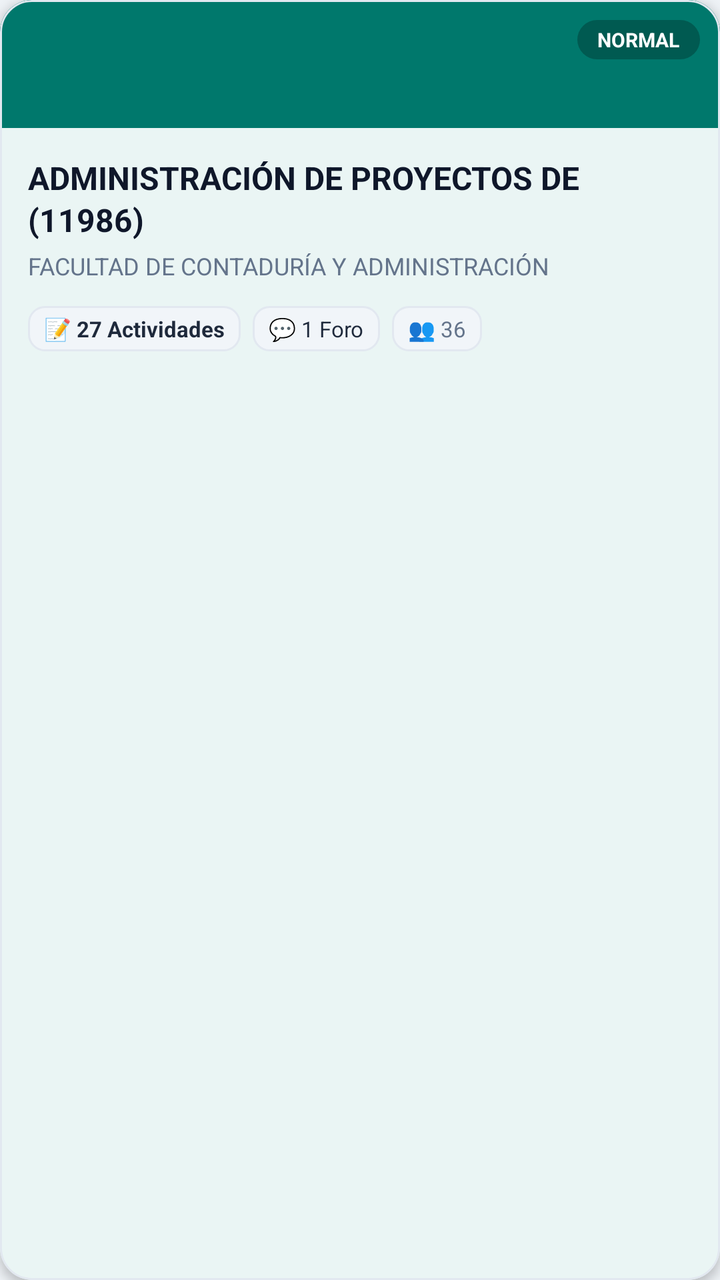
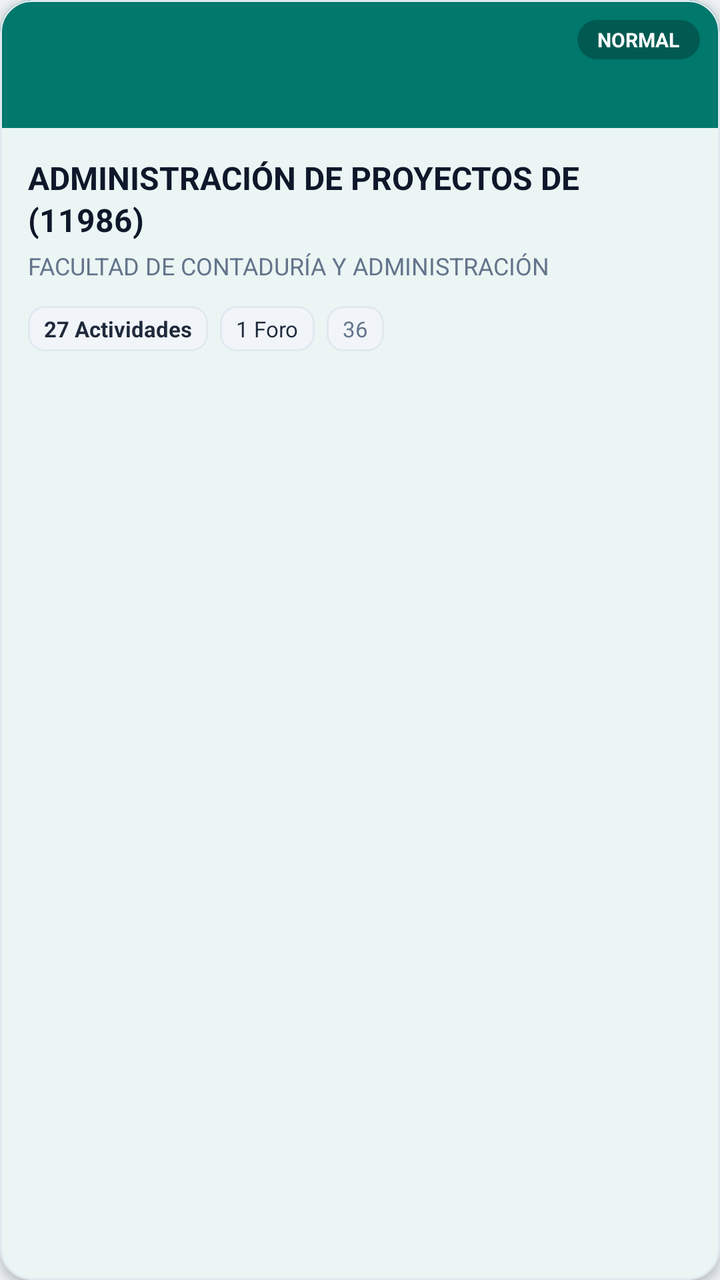

Two renders of the same Android screen: before a commit and after it. Below are the layout's source before the change and the commit's diff.
<!-- AndroidManifest.xml: application theme Theme.Eminus4 -->
<!-- res/layout/item_course_card.xml -->
﻿<?xml version="1.0" encoding="utf-8"?>
<com.google.android.material.card.MaterialCardView xmlns:android="http://schemas.android.com/apk/res/android"
    xmlns:app="http://schemas.android.com/apk/res-auto"
    android:layout_width="match_parent"
    android:layout_height="wrap_content"
    android:layout_marginHorizontal="12dp"
    android:layout_marginVertical="6dp"
    app:cardCornerRadius="16dp"
    app:cardElevation="3dp"
    app:strokeWidth="1dp"
    app:strokeColor="@color/border_subtle"
    app:cardBackgroundColor="@color/bg_card"
    android:clickable="true"
    android:focusable="true">

    <LinearLayout
        android:layout_width="match_parent"
        android:layout_height="wrap_content"
        android:orientation="vertical">

        
        <FrameLayout
            android:id="@+id/cardHeaderBanner"
            android:layout_width="match_parent"
            android:layout_height="64dp"
            android:background="@color/brand_uv_green">

            <ImageView
                android:id="@+id/imgCourseThumbnail"
                android:layout_width="match_parent"
                android:layout_height="match_parent"
                android:scaleType="centerCrop"
                android:visibility="gone" />

            <View
                android:layout_width="match_parent"
                android:layout_height="match_parent"
                android:background="#20000000" />

            <TextView
                android:id="@+id/txtCourseType"
                android:layout_width="wrap_content"
                android:layout_height="wrap_content"
                android:layout_gravity="end|top"
                android:layout_margin="10dp"
                android:background="@drawable/bg_pill_badge"
                android:paddingHorizontal="10dp"
                android:paddingVertical="3dp"
                android:text="NORMAL"
                android:textColor="@color/bg_card"
                android:textSize="10sp"
                android:textStyle="bold" />
        </FrameLayout>

        
        <LinearLayout
            android:layout_width="match_parent"
            android:layout_height="wrap_content"
            android:orientation="vertical"
            android:padding="14dp">

            <TextView
                android:id="@+id/txtCourseTitle"
                android:layout_width="match_parent"
                android:layout_height="wrap_content"
                android:text="ADMINISTRACIÓN DE PROYECTOS DE (11986)"
                android:textColor="@color/text_primary"
                android:textSize="16sp"
                android:textStyle="bold"
                android:lineSpacingExtra="2dp" />

            <TextView
                android:id="@+id/txtCourseDependence"
                android:layout_width="match_parent"
                android:layout_height="wrap_content"
                android:layout_marginTop="4dp"
                android:text="FACULTAD DE CONTADURÍA Y ADMINISTRACIÓN"
                android:textColor="@color/text_secondary"
                android:textSize="12sp" />

            
            <LinearLayout
                android:layout_width="match_parent"
                android:layout_height="wrap_content"
                android:layout_marginTop="12dp"
                android:orientation="horizontal">

                <TextView
                    android:id="@+id/badgeActivities"
                    android:layout_width="wrap_content"
                    android:layout_height="wrap_content"
                    android:background="@drawable/bg_stat_pill"
                    android:paddingHorizontal="8dp"
                    android:paddingVertical="4dp"
                    android:text="📝 27 Actividades"
                    android:textColor="@color/text_title"
                    android:textSize="11sp"
                    android:textStyle="bold" />

                <TextView
                    android:id="@+id/badgeForums"
                    android:layout_width="wrap_content"
                    android:layout_height="wrap_content"
                    android:layout_marginStart="6dp"
                    android:background="@drawable/bg_stat_pill"
                    android:paddingHorizontal="8dp"
                    android:paddingVertical="4dp"
                    android:text="💬 1 Foro"
                    android:textColor="@color/text_title"
                    android:textSize="11sp" />

                <TextView
                    android:id="@+id/badgeStudents"
                    android:layout_width="wrap_content"
                    android:layout_height="wrap_content"
                    android:layout_marginStart="6dp"
                    android:background="@drawable/bg_stat_pill"
                    android:paddingHorizontal="8dp"
                    android:paddingVertical="4dp"
                    android:text="👥 36"
                    android:textColor="@color/text_secondary"
                    android:textSize="11sp" />
            </LinearLayout>

        </LinearLayout>
    </LinearLayout>

</com.google.android.material.card.MaterialCardView>
<!-- resources referenced by this layout -->
<resources>
  <color name="bg_card">#FFFFFF</color>
  <color name="border_subtle">#E2E8F0</color>
  <color name="brand_uv_green">#00897B</color>
  <color name="text_primary">#0F172A</color>
  <color name="text_secondary">#64748B</color>
  <color name="text_title">#1E293B</color>
  <!-- drawable bg_pill_badge (drawable) -->
  <?xml version="1.0" encoding="utf-8"?>
  <shape xmlns:android="http://schemas.android.com/apk/res/android"
      android:shape="rectangle">
      <corners android:radius="12dp" />
      <solid android:color="#40000000" />
  </shape>
  <!-- drawable bg_stat_pill (drawable) -->
  <?xml version="1.0" encoding="utf-8"?>
  <shape xmlns:android="http://schemas.android.com/apk/res/android"
      android:shape="rectangle">
      <corners android:radius="8dp" />
      <solid android:color="#F1F5F9" />
      <stroke android:width="1dp" android:color="#E2E8F0" />
  </shape>
  <style name="Theme.Eminus4" parent="Base.Theme.Eminus4" />
  <style name="Base.Theme.Eminus4" parent="Theme.Material3.DayNight.NoActionBar">
          <item name="colorPrimary">@color/brand_uv_green</item>
          <item name="colorSecondary">#2E7D32</item>
          <item name="android:statusBarColor">@color/status_bar_color</item>
          <item name="android:windowLightStatusBar">true</item>
          <item name="android:windowBackground">@color/bg_screen</item>
          <item name="colorSurface">@color/bg_surface</item>
          <item name="colorSurfaceContainer">@color/bg_card</item>
      </style>
  <color name="status_bar_color">#FFFFFF</color>
  <color name="bg_screen">#EEF2F6</color>
  <color name="bg_surface">#FFFFFF</color>
</resources>

<!-- the commit's change to res/layout/item_course_card.xml (unified diff, before → after) -->
@@ -92,7 +92,7 @@
                     android:background="@drawable/bg_stat_pill"
                     android:paddingHorizontal="8dp"
                     android:paddingVertical="4dp"
-                    android:text="📝 27 Actividades"
+                    android:text="27 Actividades"
                     android:textColor="@color/text_title"
                     android:textSize="11sp"
                     android:textStyle="bold" />
@@ -105,7 +105,7 @@
                     android:background="@drawable/bg_stat_pill"
                     android:paddingHorizontal="8dp"
                     android:paddingVertical="4dp"
-                    android:text="💬 1 Foro"
+                    android:text="1 Foro"
                     android:textColor="@color/text_title"
                     android:textSize="11sp" />
 
@@ -117,7 +117,7 @@
                     android:background="@drawable/bg_stat_pill"
                     android:paddingHorizontal="8dp"
                     android:paddingVertical="4dp"
-                    android:text="👥 36"
+                    android:text="36"
                     android:textColor="@color/text_secondary"
                     android:textSize="11sp" />
             </LinearLayout>
